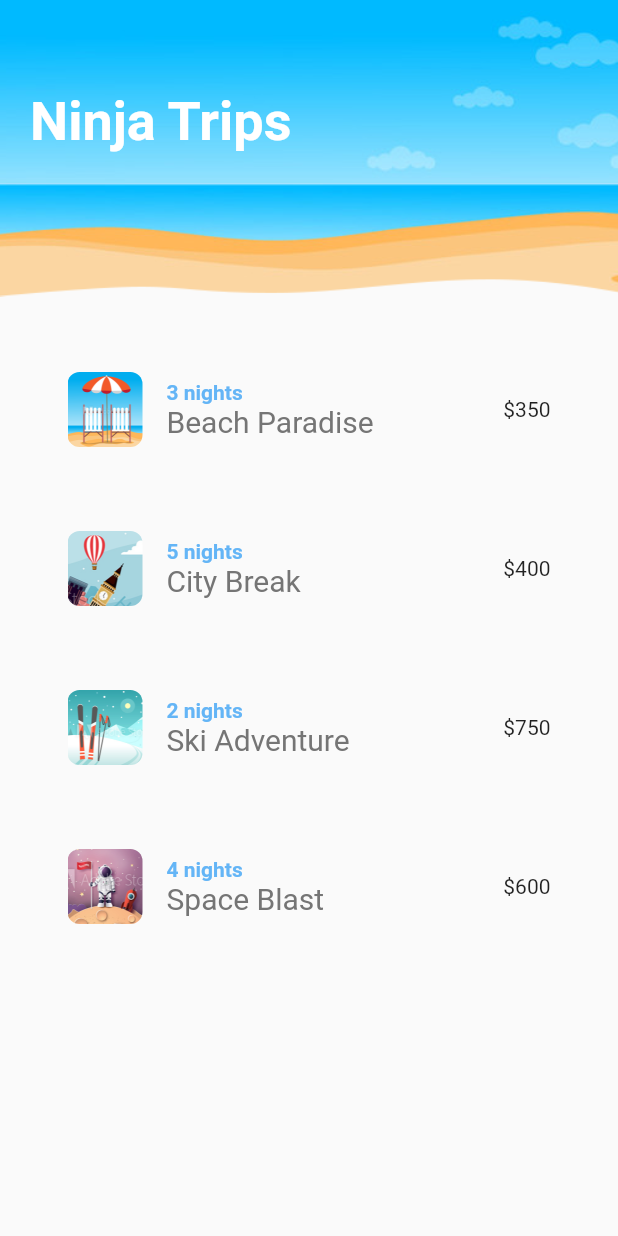
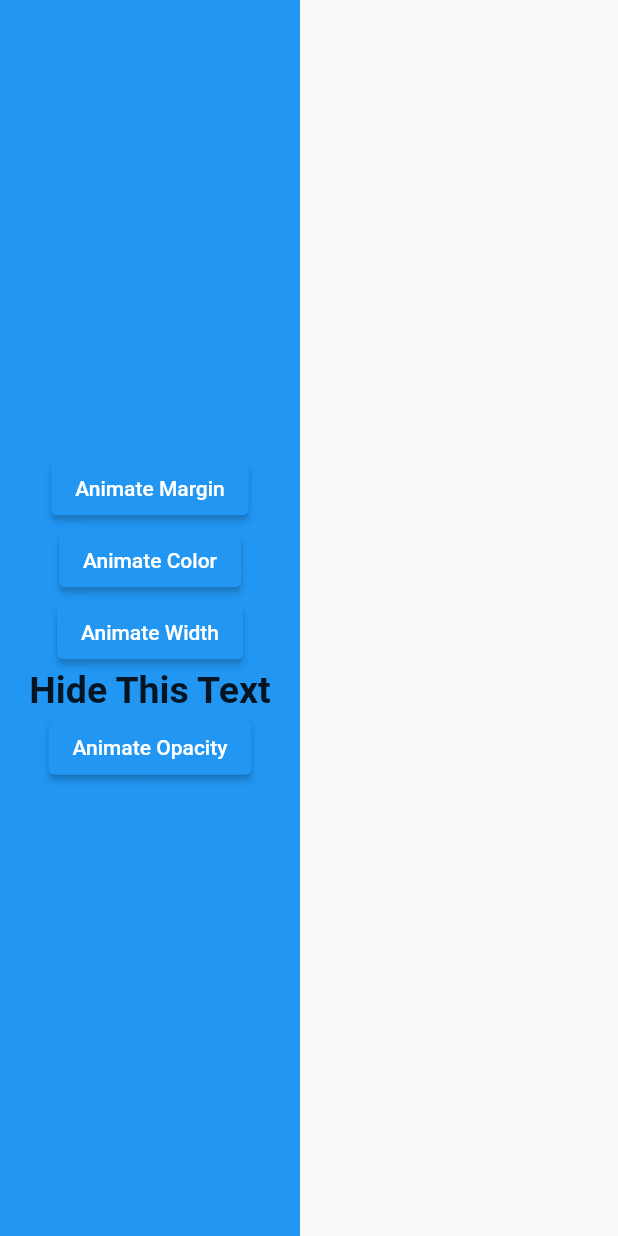
Before and after one commit to 4643880/Animations-Flutter, a Flutter app: the screen it shows after launch, on a phone screen of 412 x 824 dp. Run offline on Flutter 3.47's test engine with Material 2 defaults, Android fonts, the phone set to English and light mode, and no system bars; missing offline and left inert: ipsum.

Commit message:
Used some builtin Animated Widgets in sandBox.dart File and did some changes, Made Ninja Trip App's code easy to understand

```diff
--- a/lib/main.dart
+++ b/lib/main.dart
@@ -1,4 +1,5 @@
 import 'package:animations_flutter_snt/screens/home.dart';
+import 'package:animations_flutter_snt/screens/sandBox.dart';
 import 'package:flutter/material.dart';
 
 void main() {
@@ -9,9 +10,9 @@ class MyApp extends StatelessWidget {
   // This widget is the root of your application.
   @override
   Widget build(BuildContext context) {
-    return MaterialApp(
+    return const MaterialApp(
       title: 'Flutter Animations',
-      home: Home(),
+      home: SandBox(),
     );
   }
 }
--- /dev/null
+++ b/lib/screens/sandBox.dart
@@ -0,0 +1,77 @@
+import 'package:flutter/material.dart';
+import 'package:flutter/src/widgets/container.dart';
+import 'package:flutter/src/widgets/framework.dart';
+
+class SandBox extends StatefulWidget {
+  const SandBox({super.key});
+
+  @override
+  State<SandBox> createState() => _SandBoxState();
+}
+
+class _SandBoxState extends State<SandBox> {
+  double _margin = 0;
+  double _opacity = 1;
+  double _width = 200;
+  Color _color = Colors.blue;
+
+  @override
+  Widget build(BuildContext context) {
+    return Scaffold(
+      body: AnimatedContainer(
+        duration: const Duration(seconds: 2),
+        margin: EdgeInsets.only(left: _margin),
+        width: _width,
+        color: _color,
+        child: Column(
+          mainAxisAlignment: MainAxisAlignment.center,
+          children: [
+            ElevatedButton(
+              onPressed: () {
+                setState(() {
+                  _margin = 70;
+                });
+              },
+              child: const Text("Animate Margin"),
+            ),
+            ElevatedButton(
+              onPressed: () {
+                setState(() {
+                  _color = Colors.purple;
+                });
+              },
+              child: const Text("Animate Color"),
+            ),
+            ElevatedButton(
+              onPressed: () {
+                setState(() {
+                  _width = 400;
+                });
+              },
+              child: const Text("Animate Width"),
+            ),
+            AnimatedOpacity(
+              opacity: _opacity,
+              duration: const Duration(seconds: 2),
+              child: const Text(
+                "Hide This Text",
+                style: TextStyle(
+                  fontSize: 25,
+                  fontWeight: FontWeight.bold,
+                ),
+              ),
+            ),
+            ElevatedButton(
+              onPressed: () {
+                setState(() {
+                  _opacity = 0;
+                });
+              },
+              child: const Text("Animate Opacity"),
+            ),
+          ],
+        ),
+      ),
+    );
+  }
+}
--- a/lib/shared/tripList.dart
+++ b/lib/shared/tripList.dart
@@ -8,8 +8,7 @@ class TripList extends StatefulWidget {
 }
 
 class _TripListState extends State<TripList> {
-  List<Widget> _tripTiles = [];
-  final GlobalKey _listKey = GlobalKey();
+  List<Trip> _tripList = [];
 
   @override
   void initState() {
@@ -47,18 +46,23 @@ class _TripListState extends State<TripList> {
     ];
 
     _trips.forEach((Trip trip) {
-      _tripTiles.add(_buildTile(trip));
+      _tripList.add(trip);
     });
   }
 
-  Widget _buildTile(Trip trip) {
+  @override
+  Widget build(BuildContext context) {
+    return ListView.builder(
+      itemCount: _tripList.length,
+      itemBuilder: (context, index) {
+        final item = _tripList[index];
         return ListTile(
           onTap: () {
             Navigator.push(
               context,
               MaterialPageRoute(
                 builder: (context) => Details(
-              trip: trip,
+                  trip: item,
                 ),
               ),
             );
@@ -67,33 +71,30 @@ class _TripListState extends State<TripList> {
           title: Column(
             crossAxisAlignment: CrossAxisAlignment.start,
             children: <Widget>[
-          Text('${trip.nights} nights',
+              Text('${item.nights} nights',
                   style: TextStyle(
                       fontSize: 14,
                       fontWeight: FontWeight.bold,
                       color: Colors.blue[300])),
-          Text(trip.title,
-              style: TextStyle(fontSize: 20, color: Colors.grey[600])),
+              Text(
+                item.title,
+                style: TextStyle(
+                  fontSize: 20,
+                  color: Colors.grey[600],
+                ),
+              ),
             ],
           ),
           leading: ClipRRect(
             borderRadius: BorderRadius.circular(8.0),
             child: Image.asset(
-          'assets/images/${trip.img}',
+              'assets/images/${item.img}',
               height: 50.0,
             ),
           ),
-      trailing: Text('\$${trip.price}'),
+          trailing: Text('\$${item.price}'),
+        );
+      },
     );
   }
-
-  @override
-  Widget build(BuildContext context) {
-    return ListView.builder(
-        key: _listKey,
-        itemCount: _tripTiles.length,
-        itemBuilder: (context, index) {
-          return _tripTiles[index];
-        });
 }
-}
```
Lines whose indentation alone changed are shown as unchanged.
